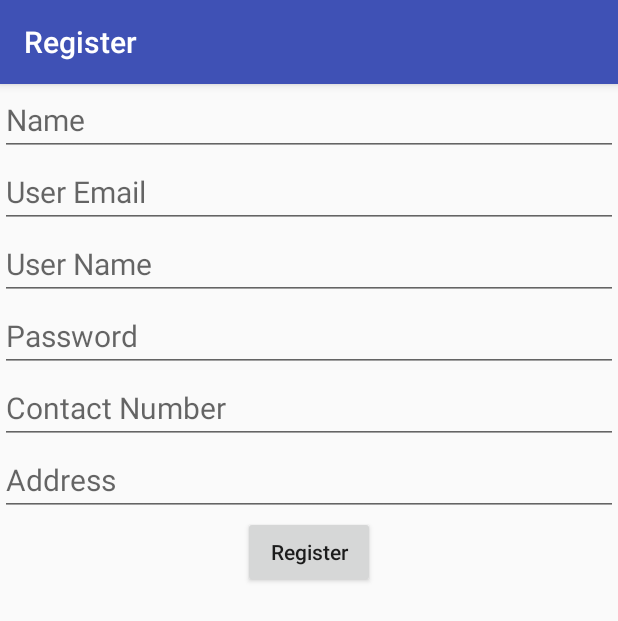
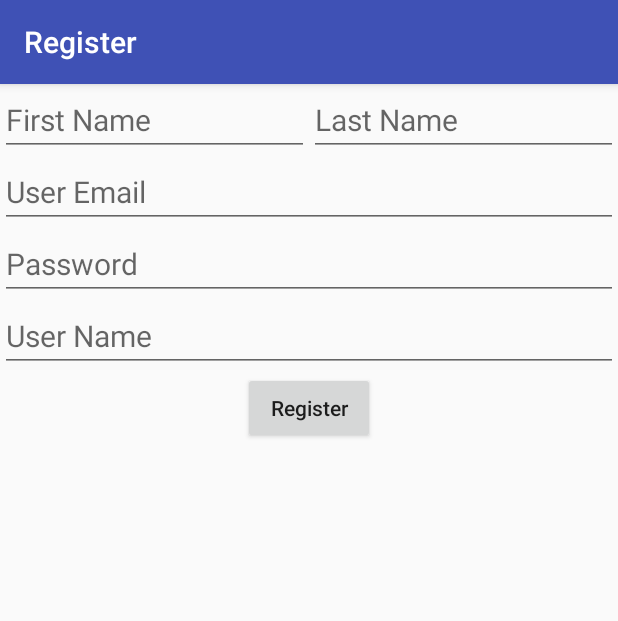
Before and after one commit to Partha11/tourmate, an Android app: the fragment RegisterFragment placed in its activity, on a phone screen of 412 x 824 dp. Shown: the top 621 px of the screen. Run offline under Robolectric (Android 15) with nearby library versions, the phone set to English and light mode, and no system bars; our stand-ins replace Firebase (no records; nobody signed in at launch, a user with empty details on screens opened directly); libraries missing offline, so code that uses them is left out: com.facebook, com.facebook.appevents, com.facebook.login.

Commit message:
used sqlite to create and store usernames, will be updated to firestore

```diff
--- /dev/null
+++ b/app/src/main/java/com/syntaxerror/tourmate/DatabaseHelper.java
@@ -0,0 +1,34 @@
+package com.syntaxerror.tourmate;
+
+import android.content.Context;
+import android.database.sqlite.SQLiteDatabase;
+import android.database.sqlite.SQLiteOpenHelper;
+
+public class DatabaseHelper extends SQLiteOpenHelper {
+
+    public static final int DB_VERSION = 1;
+
+    public static final String DB_NAME = "username_db";
+    public static final String TABLE_NAME = "mails";
+    public static final String KEY_ID = "id";
+    public static final String KEY_MAIL = "user_email";
+    public static final String KEY_NAME = "user_name";
+
+    private static String query = "CREATE TABLE " + TABLE_NAME + "(" + KEY_MAIL + " TEXT PRIMARY KEY, " + KEY_NAME + " TEXT)";
+
+    public DatabaseHelper(Context context) {
+
+        super(context, DB_NAME, null, DB_VERSION);
+    }
+
+    @Override
+    public void onCreate(SQLiteDatabase sqLiteDatabase) {
+
+        sqLiteDatabase.execSQL(query);
+    }
+
+    @Override
+    public void onUpgrade(SQLiteDatabase sqLiteDatabase, int i, int i1) {
+
+    }
+}
--- a/app/src/main/java/com/syntaxerror/tourmate/RegisterFragment.java
+++ b/app/src/main/java/com/syntaxerror/tourmate/RegisterFragment.java
@@ -10,6 +10,7 @@ import android.view.View;
 import android.view.ViewGroup;
 import android.widget.Button;
 import android.widget.EditText;
+import android.widget.ProgressBar;
 import android.widget.Toast;
 
 import com.facebook.CallbackManager;
@@ -22,7 +23,7 @@ import com.facebook.login.widget.LoginButton;
 
 import static com.facebook.FacebookSdk.getApplicationContext;
 
-public class RegisterFragment extends Fragment implements View.OnClickListener {
+public class RegisterFragment extends Fragment implements View.OnClickListener, View.OnFocusChangeListener {
 
     Context mContext;
 
@@ -34,11 +35,17 @@ public class RegisterFragment extends Fragment implements View.OnClickListener {
 
     private OnFragmentInteractionListener mListener;
 
-    private EditText fullName;
+    private EditText firstName;
+    private EditText lastName;
     private EditText userEmail;
     private EditText userPassword;
+    private EditText userName;
 
     private Button registerButton;
+
+    private DatabaseManager dbManager;
+
+    private ProgressBar progressBar;
 
     public RegisterFragment() {
         // Required empty public constructor
@@ -71,12 +78,19 @@ public class RegisterFragment extends Fragment implements View.OnClickListener {
 
         View view = inflater.inflate(R.layout.fragment_register, container, false);
 
-        fullName = view.findViewById(R.id.registerName);
+        firstName = view.findViewById(R.id.registerFirstName);
+        lastName = view.findViewById(R.id.registerLastName);
         userEmail = view.findViewById(R.id.registerUserEmail);
         userPassword = view.findViewById(R.id.registerUserPassword);
+        userName = view.findViewById(R.id.registerUserName);
+
+        progressBar = view.findViewById(R.id.registerProgressBar);
 
         registerButton = view.findViewById(R.id.registerButton);
         registerButton.setOnClickListener(this);
+        userEmail.setOnFocusChangeListener(this);
+
+        dbManager = new DatabaseManager(mContext);
 
         return view;
     }
@@ -117,19 +131,60 @@ public class RegisterFragment extends Fragment implements View.OnClickListener {
     @Override
     public void onClick(View v) {
 
+        progressBar.setVisibility(View.VISIBLE);
+
         if (v == registerButton) {
 
+            String userFullNameString = firstName.getText().toString().trim() + lastName.getText().toString().trim();
             String userEmailString = userEmail.getText().toString().trim();
             String userPasswordString = userPassword.getText().toString().trim();
+            String userNameString = userName.getText().toString().trim();
 
-            if (TextUtils.isEmpty(userEmailString) || TextUtils.isEmpty(userPasswordString))
+            progressBar.setVisibility(View.GONE);
 
-                Toast.makeText(mContext, "Empty!!", Toast.LENGTH_SHORT).show();
+            if (TextUtils.isEmpty(userEmailString) || TextUtils.isEmpty(userPasswordString) ||
+                    TextUtils.isEmpty(userFullNameString) || TextUtils.isEmpty(userNameString))
+
+                Toast.makeText(mContext, "Fields Can Not Contain Empty Fields!", Toast.LENGTH_LONG).show();
 
             else {
 
-                OnFragmentInteractionListener data = (OnFragmentInteractionListener) mContext;
-                data.onUserRegistered(userEmailString, userPasswordString);
+                String testMail = dbManager.getUserMail(userNameString);
+
+                if (TextUtils.isEmpty(testMail)) {
+
+                    if (dbManager.insertData(new SingleUser(userEmailString, userNameString))) {
+
+                        OnFragmentInteractionListener data = (OnFragmentInteractionListener) mContext;
+                        data.onUserRegistered(userEmailString, userPasswordString);
+                    }
+                }
+
+                else {
+
+                    Toast.makeText(mContext, "Email or Username Already Exists!", Toast.LENGTH_SHORT).show();
+                }
+            }
+        }
+    }
+
+    @Override
+    public void onFocusChange(View v, boolean hasFocus) {
+
+        if (v == userEmail) {
+
+            String generatedUserName = SingleUser.emailToName(userEmail.getText().toString().trim());
+
+            if (generatedUserName == null) {
+
+                userEmail.setError("Invalid Email Address!");
+                registerButton.setClickable(false);
+            }
+
+            else {
+
+                userName.setText(generatedUserName);
+                registerButton.setClickable(true);
             }
         }
     }
--- a/app/src/main/java/com/syntaxerror/tourmate/SignInFragment.java
+++ b/app/src/main/java/com/syntaxerror/tourmate/SignInFragment.java
@@ -218,6 +218,6 @@ public class SignInFragment extends Fragment implements View.OnClickListener {
         // TODO: Update argument type and name
         void onFragmentInteraction(Uri uri);
         void isLoggedIn(AccessToken accessToken);
-        void isLoggedIn(String userEmail, String userPassword);
+        void isLoggedIn(String userEmailOrName, String userPassword);
     }
 }
--- a/app/src/main/res/layout/fragment_register.xml
+++ b/app/src/main/res/layout/fragment_register.xml
@@ -5,12 +5,36 @@
     android:layout_height="match_parent"
     tools:context=".RegisterFragment">
 
-    <EditText
+    <ProgressBar
+        android:id="@+id/registerProgressBar"
+        android:layout_width="70dp"
+        android:layout_height="70dp"
+        android:layout_centerInParent="true"
+        android:visibility="gone"/>
+
+    <LinearLayout
         android:id="@+id/registerName"
         android:layout_width="match_parent"
         android:layout_height="wrap_content"
-        android:hint="Name"
-        android:textSize="20sp"/>
+        android:orientation="horizontal">
+
+        <EditText
+            android:id="@+id/registerFirstName"
+            android:layout_width="0dp"
+            android:layout_height="wrap_content"
+            android:layout_weight="2"
+            android:hint="First Name"
+            android:textSize="20sp"/>
+
+        <EditText
+            android:id="@+id/registerLastName"
+            android:layout_width="0dp"
+            android:layout_height="wrap_content"
+            android:layout_weight="2"
+            android:hint="Last Name"
+            android:textSize="20sp"/>
+
+    </LinearLayout>
 
     <EditText
         android:id="@+id/registerUserEmail"
@@ -26,30 +50,14 @@
         android:layout_height="wrap_content"
         android:hint="User Name"
         android:textSize="20sp"
-        android:layout_below="@+id/registerUserEmail"/>
+        android:layout_below="@+id/registerUserPassword"/>
 
     <EditText
         android:id="@+id/registerUserPassword"
         android:layout_width="match_parent"
         android:layout_height="wrap_content"
         android:hint="Password"
-        android:layout_below="@id/registerUserName"
-        android:textSize="20sp"/>
-
-    <EditText
-        android:id="@+id/registerContactNumber"
-        android:layout_width="match_parent"
-        android:layout_height="wrap_content"
-        android:hint="Contact Number"
-        android:layout_below="@+id/registerUserPassword"
-        android:textSize="20sp"/>
-
-    <EditText
-        android:id="@+id/registerUserAddress"
-        android:layout_width="match_parent"
-        android:layout_height="wrap_content"
-        android:hint="Address"
-        android:layout_below="@+id/registerContactNumber"
+        android:layout_below="@id/registerUserEmail"
         android:textSize="20sp"/>
 
     <Button
@@ -58,7 +66,7 @@
         android:layout_height="wrap_content"
         android:text="Register"
         android:textAllCaps="false"
-        android:layout_below="@+id/registerUserAddress"
+        android:layout_below="@+id/registerUserName"
         android:layout_centerHorizontal="true"/>
 
 </RelativeLayout>
```
Also changed, not shown: app/src/main/java/com/syntaxerror/tourmate/DatabaseManager.java (added, +88 -0 lines), app/src/main/java/com/syntaxerror/tourmate/MainActivity.java (+32 -6 lines), app/src/main/java/com/syntaxerror/tourmate/SingleUser.java (+51 -21 lines).
